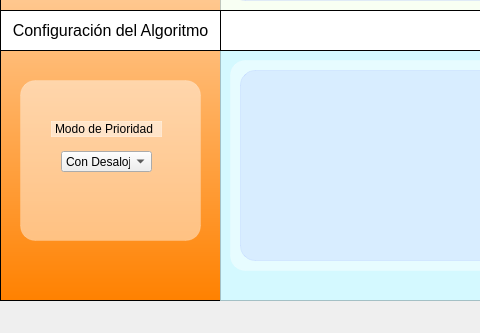
This is mainwindow.ui in Sgontardo/proyecto-so as Qt 5 draws it before an edit; both pictures show x 0 to 480 and y 259 to 592 of the 1016 by 592 pixel window. The edited form follows.
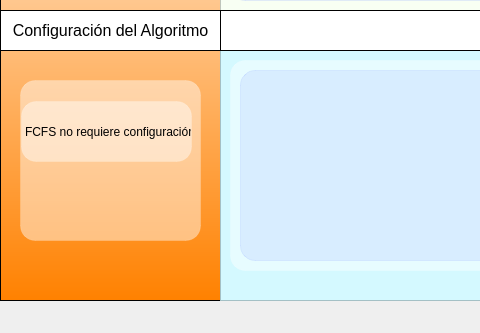
This is the edited form.

Diff of the .ui file:
```diff
--- a/mainwindow.ui
+++ b/mainwindow.ui
@@ -313,6 +313,31 @@
        </widget>
       </widget>
      </widget>
+     <widget class="QWidget" name="fcfsPage">
+      <widget class="QWidget" name="fcfsWidget" native="true">
+       <property name="geometry">
+        <rect>
+         <x>0</x>
+         <y>20</y>
+         <width>181</width>
+         <height>101</height>
+        </rect>
+       </property>
+       <widget class="QLabel" name="label_fcfs">
+        <property name="geometry">
+         <rect>
+          <x>0</x>
+          <y>0</y>
+          <width>171</width>
+          <height>61</height>
+         </rect>
+        </property>
+        <property name="text">
+         <string>FCFS no requiere configuración</string>
+        </property>
+       </widget>
+      </widget>
+     </widget>
      <widget class="QWidget" name="priorityPage">
       <widget class="QWidget" name="priorityWidget" native="true">
        <property name="geometry">
```
